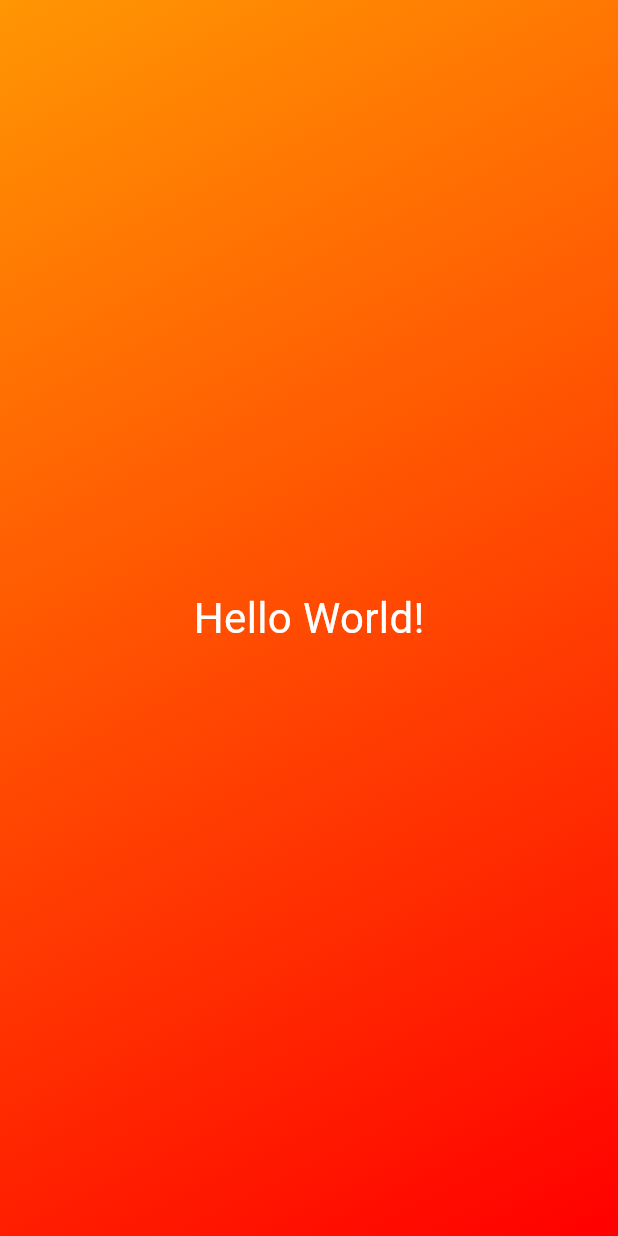
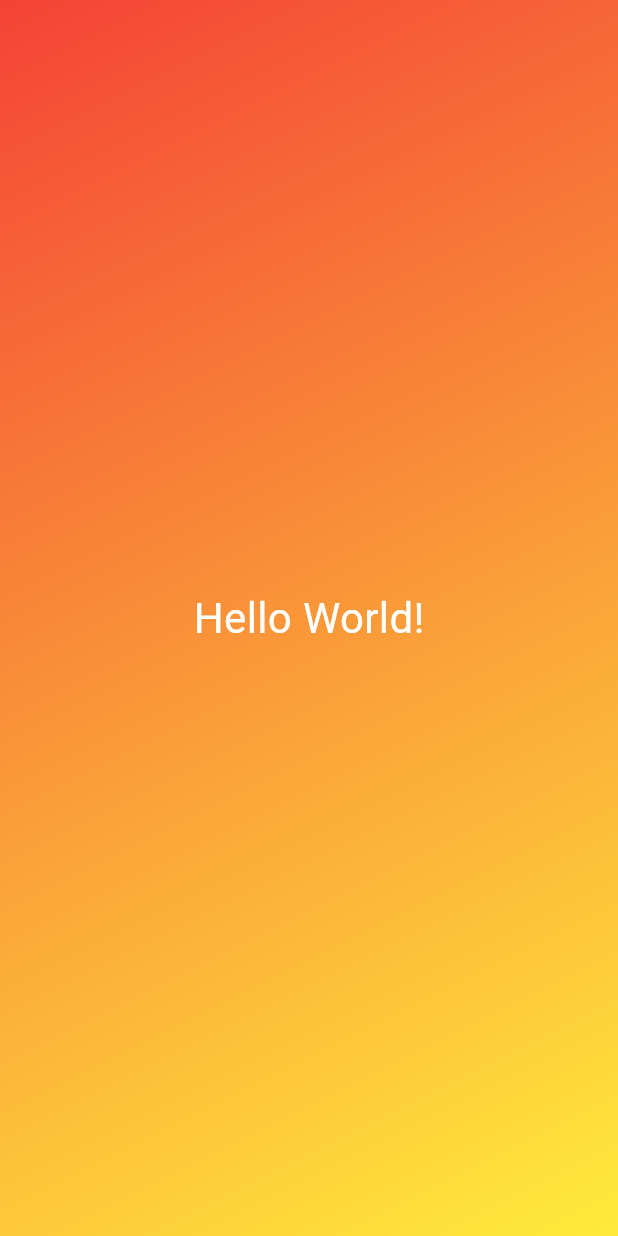
Before and after one commit to Ahmad-Zahradeen-Tahir/new-app, a Flutter app: the screen it shows after launch, on a phone screen of 412 x 824 dp. Run offline on Flutter 3.47's test engine with Material 3 defaults, Android fonts, the phone set to English and light mode, and no system bars.

Commit message:
added dynamic colors

```diff
--- a/lib/gradient_container.dart
+++ b/lib/gradient_container.dart
@@ -2,16 +2,14 @@ import 'package:flutter/material.dart';
 import 'package:first_app/styled_text.dart';
 
 class GradientContainer extends StatelessWidget {
-  const GradientContainer({super.key});
+  const GradientContainer(this.collors, {super.key});
+  final List<Color> collors;
   @override
   Widget build(context) {
     return Container(
-      decoration: const BoxDecoration(
+      decoration: BoxDecoration(
         gradient: LinearGradient(
-          colors: [
-            Color.fromARGB(255, 255, 150, 3),
-            Color.fromARGB(255, 255, 0, 0)
-          ],
+          colors: collors,
           begin: Alignment.topLeft,
           end: Alignment.bottomRight,
         ),
--- a/lib/main.dart
+++ b/lib/main.dart
@@ -5,7 +5,7 @@ void main() {
   runApp(
     const MaterialApp(
       home: Scaffold(
-        body: GradientContainer(),
+        body: GradientContainer([Colors.red, Colors.yellow]),
       ),
     ),
   );
```
